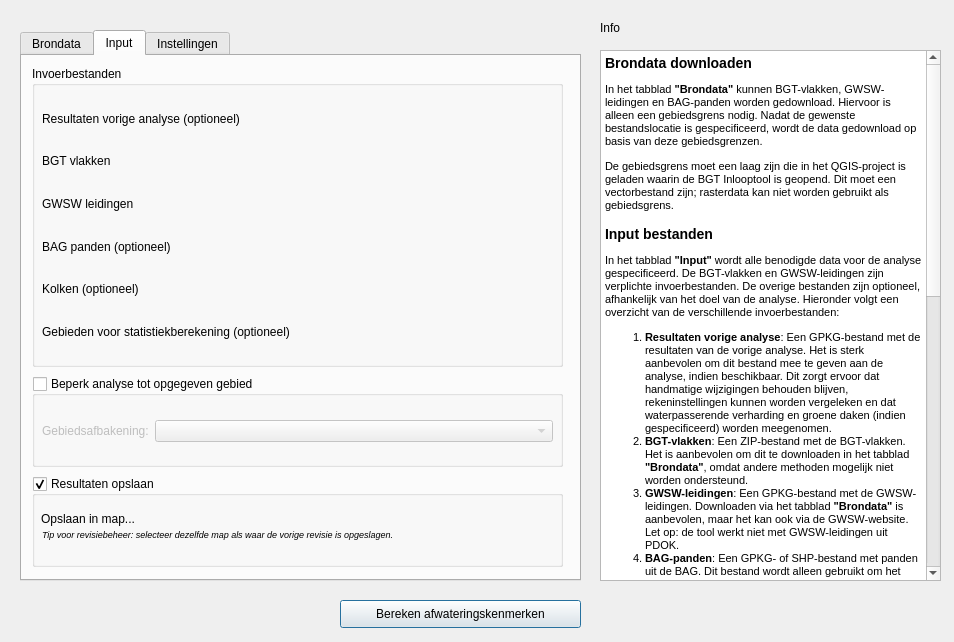
Above: QGIS_plugin/bgtinlooptool/BGTInloopTool_dialog_base.ui from nens/bgt-inlooptool before the change. Below: the same form after it.
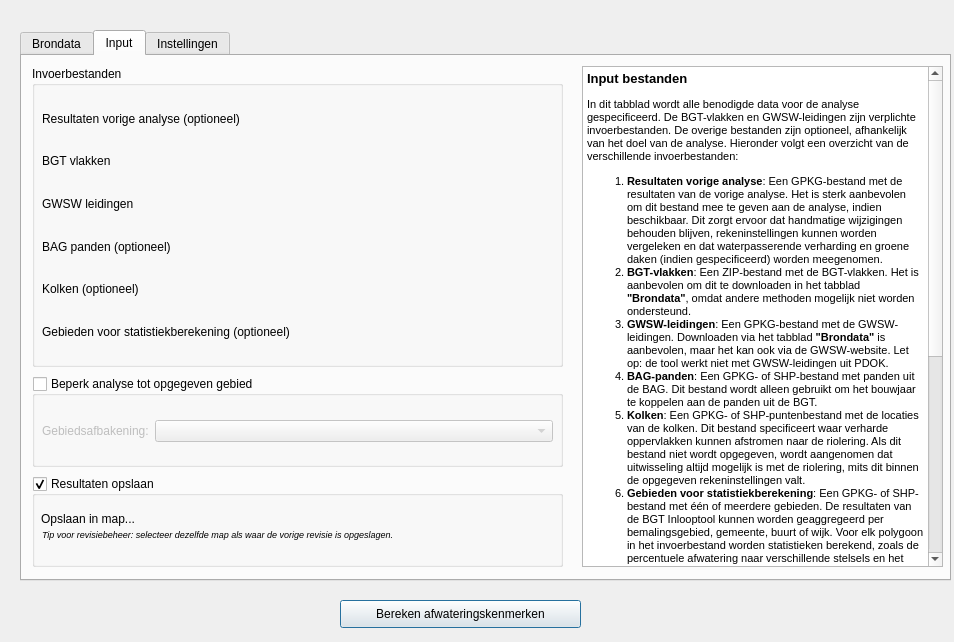
That is the form after the change. The open tabs and pages were chosen to show the change. Custom widgets are drawn as their Qt base class.

Commit message: Eerste 7 feedbackpunten verwerkt (UI, outputnaam en GWSW download)

Patch:
```diff
--- a/QGIS_plugin/bgtinlooptool/BGTInloopTool_dialog_base.ui
+++ b/QGIS_plugin/bgtinlooptool/BGTInloopTool_dialog_base.ui
@@ -26,19 +26,6 @@
     <string>Bereken afwateringskenmerken</string>
    </property>
   </widget>
-  <widget class="QLabel" name="label_13">
-   <property name="geometry">
-    <rect>
-     <x>600</x>
-     <y>20</y>
-     <width>55</width>
-     <height>16</height>
-    </rect>
-   </property>
-   <property name="text">
-    <string>Info</string>
-   </property>
-  </widget>
   <widget class="QTabWidget" name="TabWidget">
    <property name="enabled">
     <bool>true</bool>
@@ -47,7 +34,7 @@
     <rect>
      <x>20</x>
      <y>30</y>
-     <width>561</width>
+     <width>931</width>
      <height>551</height>
     </rect>
    </property>
@@ -520,6 +507,34 @@
       </property>
      </widget>
     </widget>
+    <widget class="QTextBrowser" name="textBrowser_3">
+     <property name="geometry">
+      <rect>
+       <x>560</x>
+       <y>10</y>
+       <width>361</width>
+       <height>501</height>
+      </rect>
+     </property>
+     <property name="html">
+      <string>&lt;!DOCTYPE HTML PUBLIC &quot;-//W3C//DTD HTML 4.0//EN&quot; &quot;http://www.w3.org/TR/REC-html40/strict.dtd&quot;&gt;
+&lt;html&gt;&lt;head&gt;&lt;meta name=&quot;qrichtext&quot; content=&quot;1&quot; /&gt;&lt;style type=&quot;text/css&quot;&gt;
+p, li { white-space: pre-wrap; }
+&lt;/style&gt;&lt;/head&gt;&lt;body style=&quot; font-family:'MS Shell Dlg 2'; font-size:8pt; font-weight:400; font-style:normal;&quot;&gt;
+&lt;p style=&quot; margin-top:0px; margin-bottom:0px; margin-left:0px; margin-right:0px; -qt-block-indent:0; text-indent:0px;&quot;&gt;&lt;span style=&quot; font-size:10pt; font-weight:600;&quot;&gt;Input bestanden&lt;/span&gt;&lt;/p&gt;
+&lt;p style=&quot; margin-top:12px; margin-bottom:12px; margin-left:0px; margin-right:0px; -qt-block-indent:0; text-indent:0px;&quot;&gt;In dit tabblad wordt alle benodigde data voor de analyse gespecificeerd. De BGT-vlakken en GWSW-leidingen zijn verplichte invoerbestanden. De overige bestanden zijn optioneel, afhankelijk van het doel van de analyse. Hieronder volgt een overzicht van de verschillende invoerbestanden:&lt;/p&gt;
+&lt;ol style=&quot;margin-top: 0px; margin-bottom: 0px; margin-left: 0px; margin-right: 0px; -qt-list-indent: 1;&quot;&gt;&lt;li style=&quot; margin-top:12px; margin-bottom:0px; margin-left:0px; margin-right:0px; -qt-block-indent:0; text-indent:0px;&quot;&gt;&lt;span style=&quot; font-weight:600;&quot;&gt;Resultaten vorige analyse&lt;/span&gt;: Een GPKG-bestand met de resultaten van de vorige analyse. Het is sterk aanbevolen om dit bestand mee te geven aan de analyse, indien beschikbaar. Dit zorgt ervoor dat handmatige wijzigingen behouden blijven, rekeninstellingen kunnen worden vergeleken en dat waterpasserende verharding en groene daken (indien gespecificeerd) worden meegenomen.&lt;/li&gt;
+&lt;li style=&quot; margin-top:0px; margin-bottom:0px; margin-left:0px; margin-right:0px; -qt-block-indent:0; text-indent:0px;&quot;&gt;&lt;span style=&quot; font-weight:600;&quot;&gt;BGT-vlakken&lt;/span&gt;: Een ZIP-bestand met de BGT-vlakken. Het is aanbevolen om dit te downloaden in het tabblad &lt;span style=&quot; font-weight:600;&quot;&gt;&amp;quot;Brondata&amp;quot;&lt;/span&gt;, omdat andere methoden mogelijk niet worden ondersteund.&lt;/li&gt;
+&lt;li style=&quot; margin-top:0px; margin-bottom:0px; margin-left:0px; margin-right:0px; -qt-block-indent:0; text-indent:0px;&quot;&gt;&lt;span style=&quot; font-weight:600;&quot;&gt;GWSW-leidingen&lt;/span&gt;: Een GPKG-bestand met de GWSW-leidingen. Downloaden via het tabblad &lt;span style=&quot; font-weight:600;&quot;&gt;&amp;quot;Brondata&amp;quot;&lt;/span&gt; is aanbevolen, maar het kan ook via de GWSW-website. Let op: de tool werkt niet met GWSW-leidingen uit PDOK.&lt;/li&gt;
+&lt;li style=&quot; margin-top:0px; margin-bottom:0px; margin-left:0px; margin-right:0px; -qt-block-indent:0; text-indent:0px;&quot;&gt;&lt;span style=&quot; font-weight:600;&quot;&gt;BAG-panden&lt;/span&gt;: Een GPKG- of SHP-bestand met panden uit de BAG. Dit bestand wordt alleen gebruikt om het bouwjaar te koppelen aan de panden uit de BGT.&lt;/li&gt;
+&lt;li style=&quot; margin-top:0px; margin-bottom:0px; margin-left:0px; margin-right:0px; -qt-block-indent:0; text-indent:0px;&quot;&gt;&lt;span style=&quot; font-weight:600;&quot;&gt;Kolken&lt;/span&gt;: Een GPKG- of SHP-puntenbestand met de locaties van de kolken. Dit bestand specificeert waar verharde oppervlakken kunnen afstromen naar de riolering. Als dit bestand niet wordt opgegeven, wordt aangenomen dat uitwisseling altijd mogelijk is met de riolering, mits dit binnen de opgegeven rekeninstellingen valt.&lt;/li&gt;
+&lt;li style=&quot; margin-top:0px; margin-bottom:12px; margin-left:0px; margin-right:0px; -qt-block-indent:0; text-indent:0px;&quot;&gt;&lt;span style=&quot; font-weight:600;&quot;&gt;Gebieden voor statistiekberekening&lt;/span&gt;: Een GPKG- of SHP-bestand met één of meerdere gebieden. De resultaten van de BGT Inlooptool kunnen worden geaggregeerd per bemalingsgebied, gemeente, buurt of wijk. Voor elk polygoon in het invoerbestand worden statistieken berekend, zoals de percentuele afwatering naar verschillende stelsels en het type verharding.&lt;/li&gt;&lt;/ol&gt;
+&lt;p style=&quot; margin-top:12px; margin-bottom:12px; margin-left:0px; margin-right:0px; -qt-block-indent:0; text-indent:0px;&quot;&gt;Het wordt aanbevolen om de analyse te beperken tot een klein interessegebied (bijvoorbeeld een wijk of een buurt) om de snelheid van de tool te verhogen. Hoe kleiner het gebied, des te sneller de analyse. &lt;span style=&quot; font-weight:600;&quot;&gt;De&lt;/span&gt; &lt;span style=&quot; font-weight:600;&quot;&gt;gebiedsafbakening&lt;/span&gt; moet een vectorlaag zijn die in het QGIS-project is geladen; rasterdata kan niet worden gebruikt als gebiedsafbakening.&lt;/p&gt;
+&lt;p style=&quot; margin-top:14px; margin-bottom:12px; margin-left:0px; margin-right:0px; -qt-block-indent:0; text-indent:0px;&quot;&gt;&lt;span style=&quot; font-size:10pt; font-weight:600;&quot;&gt;Resultaten opslaan&lt;/span&gt;&lt;/p&gt;
+&lt;p style=&quot; margin-top:12px; margin-bottom:12px; margin-left:0px; margin-right:0px; -qt-block-indent:0; text-indent:0px;&quot;&gt;De resultaten kunnen worden opgeslagen als een GPKG-bestand. Hiervoor hoeft alleen de bestandsmap te worden gespecificeerd. De bestandsnaam wordt bepaald door het revisienummer en de datum van de analyse. Als er geen resultaten van een eerdere analyse zijn meegegeven, wordt dit aangeduid met &amp;quot;v1&amp;quot;. Als er wel een vorige versie is, wordt in de laag &lt;span style=&quot; font-weight:600;&quot;&gt;&amp;quot;&lt;/span&gt;7.&lt;span style=&quot; font-weight:600;&quot;&gt; &lt;/span&gt;Rekeninstellingen&lt;span style=&quot; font-weight:600;&quot;&gt;&amp;quot;&lt;/span&gt; gekeken welke versie het nieuwe bestand krijgt. Voor revisiebeheer is het verstandig om dezelfde map te selecteren als waar de vorige revisie is opgeslagen.&lt;/p&gt;
+&lt;p style=&quot; margin-top:12px; margin-bottom:12px; margin-left:0px; margin-right:0px; -qt-block-indent:0; text-indent:0px;&quot;&gt;Het opslaan van resultaten is optioneel. Door het vinkje bij &lt;span style=&quot; font-weight:600;&quot;&gt;&amp;quot;Resultaten opslaan&amp;quot;&lt;/span&gt; uit te zetten, worden de resultaten als een tijdelijke QGIS-laag ingeladen. Dit versnelt de analyse, maar de resultaten gaan verloren als QGIS wordt afgesloten. Wanneer de resultaten worden opgeslagen als GPKG, worden de styling en eventuele handmatige wijzigingen automatisch bijgehouden.&lt;/p&gt;&lt;/body&gt;&lt;/html&gt;</string>
+     </property>
+    </widget>
    </widget>
    <widget class="QWidget" name="settings_tab">
     <attribute name="title">
@@ -668,41 +683,26 @@
       <string>Reset instellingen</string>
      </property>
     </widget>
-   </widget>
-  </widget>
-  <widget class="QTextBrowser" name="textBrowser">
-   <property name="geometry">
-    <rect>
-     <x>600</x>
-     <y>50</y>
-     <width>341</width>
-     <height>531</height>
-    </rect>
-   </property>
-   <property name="html">
-    <string>&lt;!DOCTYPE HTML PUBLIC &quot;-//W3C//DTD HTML 4.0//EN&quot; &quot;http://www.w3.org/TR/REC-html40/strict.dtd&quot;&gt;
+    <widget class="QTextBrowser" name="textBrowser_4">
+     <property name="geometry">
+      <rect>
+       <x>560</x>
+       <y>10</y>
+       <width>361</width>
+       <height>501</height>
+      </rect>
+     </property>
+     <property name="html">
+      <string>&lt;!DOCTYPE HTML PUBLIC &quot;-//W3C//DTD HTML 4.0//EN&quot; &quot;http://www.w3.org/TR/REC-html40/strict.dtd&quot;&gt;
 &lt;html&gt;&lt;head&gt;&lt;meta name=&quot;qrichtext&quot; content=&quot;1&quot; /&gt;&lt;style type=&quot;text/css&quot;&gt;
 p, li { white-space: pre-wrap; }
 &lt;/style&gt;&lt;/head&gt;&lt;body style=&quot; font-family:'MS Shell Dlg 2'; font-size:8pt; font-weight:400; font-style:normal;&quot;&gt;
-&lt;p style=&quot; margin-top:14px; margin-bottom:12px; margin-left:0px; margin-right:0px; -qt-block-indent:0; text-indent:0px;&quot;&gt;&lt;span style=&quot; font-size:large; font-weight:600;&quot;&gt;Brondata downloaden&lt;/span&gt;&lt;/p&gt;
-&lt;p style=&quot; margin-top:12px; margin-bottom:12px; margin-left:0px; margin-right:0px; -qt-block-indent:0; text-indent:0px;&quot;&gt;In het tabblad &lt;span style=&quot; font-weight:600;&quot;&gt;&amp;quot;Brondata&amp;quot;&lt;/span&gt; kunnen BGT-vlakken, GWSW-leidingen en BAG-panden worden gedownload. Hiervoor is alleen een gebiedsgrens nodig. Nadat de gewenste bestandslocatie is gespecificeerd, wordt de data gedownload op basis van deze gebiedsgrenzen.&lt;/p&gt;
-&lt;p style=&quot; margin-top:12px; margin-bottom:12px; margin-left:0px; margin-right:0px; -qt-block-indent:0; text-indent:0px;&quot;&gt;De gebiedsgrens moet een laag zijn die in het QGIS-project is geladen waarin de BGT Inlooptool is geopend. Dit moet een vectorbestand zijn; rasterdata kan niet worden gebruikt als gebiedsgrens.&lt;/p&gt;
-&lt;p style=&quot; margin-top:14px; margin-bottom:12px; margin-left:0px; margin-right:0px; -qt-block-indent:0; text-indent:0px;&quot;&gt;&lt;span style=&quot; font-size:large; font-weight:600;&quot;&gt;Input bestanden&lt;/span&gt;&lt;/p&gt;
-&lt;p style=&quot; margin-top:12px; margin-bottom:12px; margin-left:0px; margin-right:0px; -qt-block-indent:0; text-indent:0px;&quot;&gt;In het tabblad &lt;span style=&quot; font-weight:600;&quot;&gt;&amp;quot;Input&amp;quot;&lt;/span&gt; wordt alle benodigde data voor de analyse gespecificeerd. De BGT-vlakken en GWSW-leidingen zijn verplichte invoerbestanden. De overige bestanden zijn optioneel, afhankelijk van het doel van de analyse. Hieronder volgt een overzicht van de verschillende invoerbestanden:&lt;/p&gt;
-&lt;ol style=&quot;margin-top: 0px; margin-bottom: 0px; margin-left: 0px; margin-right: 0px; -qt-list-indent: 1;&quot;&gt;&lt;li style=&quot; margin-top:12px; margin-bottom:0px; margin-left:0px; margin-right:0px; -qt-block-indent:0; text-indent:0px;&quot;&gt;&lt;span style=&quot; font-weight:600;&quot;&gt;Resultaten vorige analyse&lt;/span&gt;: Een GPKG-bestand met de resultaten van de vorige analyse. Het is sterk aanbevolen om dit bestand mee te geven aan de analyse, indien beschikbaar. Dit zorgt ervoor dat handmatige wijzigingen behouden blijven, rekeninstellingen kunnen worden vergeleken en dat waterpasserende verharding en groene daken (indien gespecificeerd) worden meegenomen.&lt;/li&gt;
-&lt;li style=&quot; margin-top:0px; margin-bottom:0px; margin-left:0px; margin-right:0px; -qt-block-indent:0; text-indent:0px;&quot;&gt;&lt;span style=&quot; font-weight:600;&quot;&gt;BGT-vlakken&lt;/span&gt;: Een ZIP-bestand met de BGT-vlakken. Het is aanbevolen om dit te downloaden in het tabblad &lt;span style=&quot; font-weight:600;&quot;&gt;&amp;quot;Brondata&amp;quot;&lt;/span&gt;, omdat andere methoden mogelijk niet worden ondersteund.&lt;/li&gt;
-&lt;li style=&quot; margin-top:0px; margin-bottom:0px; margin-left:0px; margin-right:0px; -qt-block-indent:0; text-indent:0px;&quot;&gt;&lt;span style=&quot; font-weight:600;&quot;&gt;GWSW-leidingen&lt;/span&gt;: Een GPKG-bestand met de GWSW-leidingen. Downloaden via het tabblad &lt;span style=&quot; font-weight:600;&quot;&gt;&amp;quot;Brondata&amp;quot;&lt;/span&gt; is aanbevolen, maar het kan ook via de GWSW-website. Let op: de tool werkt niet met GWSW-leidingen uit PDOK.&lt;/li&gt;
-&lt;li style=&quot; margin-top:0px; margin-bottom:0px; margin-left:0px; margin-right:0px; -qt-block-indent:0; text-indent:0px;&quot;&gt;&lt;span style=&quot; font-weight:600;&quot;&gt;BAG-panden&lt;/span&gt;: Een GPKG- of SHP-bestand met panden uit de BAG. Dit bestand wordt alleen gebruikt om het bouwjaar te koppelen aan de panden uit de BGT.&lt;/li&gt;
-&lt;li style=&quot; margin-top:0px; margin-bottom:0px; margin-left:0px; margin-right:0px; -qt-block-indent:0; text-indent:0px;&quot;&gt;&lt;span style=&quot; font-weight:600;&quot;&gt;Kolken&lt;/span&gt;: Een GPKG- of SHP-bestand met de locaties van de kolken.&lt;/li&gt;
-&lt;li style=&quot; margin-top:0px; margin-bottom:12px; margin-left:0px; margin-right:0px; -qt-block-indent:0; text-indent:0px;&quot;&gt;&lt;span style=&quot; font-weight:600;&quot;&gt;Gebieden voor statistiekberekening&lt;/span&gt;: Een GPKG- of SHP-bestand met één of meerdere gebieden. De resultaten van de BGT Inlooptool kunnen worden geaggregeerd per bemalingsgebied, gemeente, buurt of wijk. Voor elk polygoon in het invoerbestand worden statistieken berekend, zoals de percentuele afwatering naar verschillende stelsels en het type verharding.&lt;/li&gt;&lt;/ol&gt;
-&lt;p style=&quot; margin-top:12px; margin-bottom:12px; margin-left:0px; margin-right:0px; -qt-block-indent:0; text-indent:0px;&quot;&gt;Het wordt aanbevolen om de analyse te beperken tot een klein interessegebied om de snelheid van de tool te verhogen. &lt;span style=&quot; font-weight:600;&quot;&gt;De&lt;/span&gt; &lt;span style=&quot; font-weight:600;&quot;&gt;gebiedsafbakening&lt;/span&gt; moet een vectorlaag zijn die in het QGIS-project is geladen; rasterdata kan niet worden gebruikt als gebiedsafbakening.&lt;/p&gt;
-&lt;p style=&quot; margin-top:14px; margin-bottom:12px; margin-left:0px; margin-right:0px; -qt-block-indent:0; text-indent:0px;&quot;&gt;&lt;span style=&quot; font-size:large; font-weight:600;&quot;&gt;Resultaten opslaan&lt;/span&gt;&lt;/p&gt;
-&lt;p style=&quot; margin-top:12px; margin-bottom:12px; margin-left:0px; margin-right:0px; -qt-block-indent:0; text-indent:0px;&quot;&gt;De resultaten kunnen worden opgeslagen als een GPKG-bestand. Hiervoor hoeft alleen de bestandsmap te worden gespecificeerd. De bestandsnaam wordt bepaald door het revisienummer. Als er geen resultaten van een eerdere analyse zijn meegegeven, wordt dit aangeduid met &amp;quot;v1&amp;quot;. Als er wel een vorige versie is, wordt in de laag &lt;span style=&quot; font-weight:600;&quot;&gt;&amp;quot;&lt;/span&gt;7.&lt;span style=&quot; font-weight:600;&quot;&gt; &lt;/span&gt;Rekeninstellingen&lt;span style=&quot; font-weight:600;&quot;&gt;&amp;quot;&lt;/span&gt; gekeken welke versie het nieuwe bestand krijgt. Voor revisiebeheer is het verstandig om dezelfde map te selecteren als waar de vorige revisie is opgeslagen.&lt;/p&gt;
-&lt;p style=&quot; margin-top:12px; margin-bottom:12px; margin-left:0px; margin-right:0px; -qt-block-indent:0; text-indent:0px;&quot;&gt;Het opslaan van resultaten is optioneel. Door het vinkje bij &lt;span style=&quot; font-weight:600;&quot;&gt;&amp;quot;Resultaten opslaan&amp;quot;&lt;/span&gt; uit te zetten, worden de resultaten als een tijdelijke QGIS-laag ingeladen. Dit versnelt de analyse, maar de resultaten gaan verloren als QGIS wordt afgesloten. Wanneer de resultaten worden opgeslagen als GPKG, worden de styling en eventuele handmatige wijzigingen automatisch bijgehouden.&lt;/p&gt;
-&lt;p style=&quot; margin-top:14px; margin-bottom:12px; margin-left:0px; margin-right:0px; -qt-block-indent:0; text-indent:0px;&quot;&gt;&lt;span style=&quot; font-size:large; font-weight:600;&quot;&gt;Instellingen&lt;/span&gt;&lt;/p&gt;
+&lt;p style=&quot; margin-top:0px; margin-bottom:0px; margin-left:0px; margin-right:0px; -qt-block-indent:0; text-indent:0px;&quot;&gt;&lt;span style=&quot; font-size:10pt; font-weight:600;&quot;&gt;Instellingen&lt;/span&gt;&lt;/p&gt;
 &lt;p style=&quot; margin-top:12px; margin-bottom:12px; margin-left:0px; margin-right:0px; -qt-block-indent:0; text-indent:0px;&quot;&gt;De instellingen beïnvloeden de koppeling tussen BGT-vlakken en GWSW-leidingen. Voor meer details over specifieke instellingen, zie de handleiding van de BGT Inlooptool. Elke instelling heeft een 'default-waarde' en kan worden gereset met de resetknop.&lt;/p&gt;
-&lt;p style=&quot; margin-top:12px; margin-bottom:12px; margin-left:0px; margin-right:0px; -qt-block-indent:0; text-indent:0px;&quot;&gt;Als ervoor wordt gekozen om leidingcodes te koppelen, worden de kolommen met codes gevuld op basis van het rioleringstype waar het vlak naar afwatert. Als deze optie niet wordt gebruikt, blijven deze kolommen leeg en verborgen in de inlooptabel.&lt;/p&gt;&lt;/body&gt;&lt;/html&gt;</string>
-   </property>
+&lt;p style=&quot; margin-top:12px; margin-bottom:12px; margin-left:0px; margin-right:0px; -qt-block-indent:0; text-indent:0px;&quot;&gt;Als ervoor wordt gekozen om leidingcodes te koppelen, worden de kolommen met codes gevuld op basis van het rioleringstype waar het vlak naar afwatert. De kolom 'naam' uit het leidingenbestand wordt gebruikt als leidingcode. Als deze optie niet wordt gebruikt, blijven deze kolommen leeg en verborgen in de inlooptabel.&lt;/p&gt;&lt;/body&gt;&lt;/html&gt;</string>
+     </property>
+    </widget>
+   </widget>
   </widget>
  </widget>
  <customwidgets>
```
Left out of the diff: 21 changed lines with no effect on the pictures. The commit also changes 2 other files.
